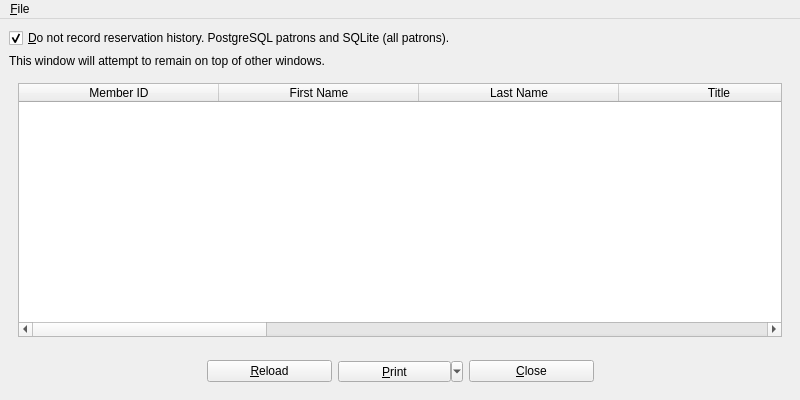
The window that UI/biblioteq_history.ui (textbrowser/biblioteq) describes before a commit, drawn with Qt 5.
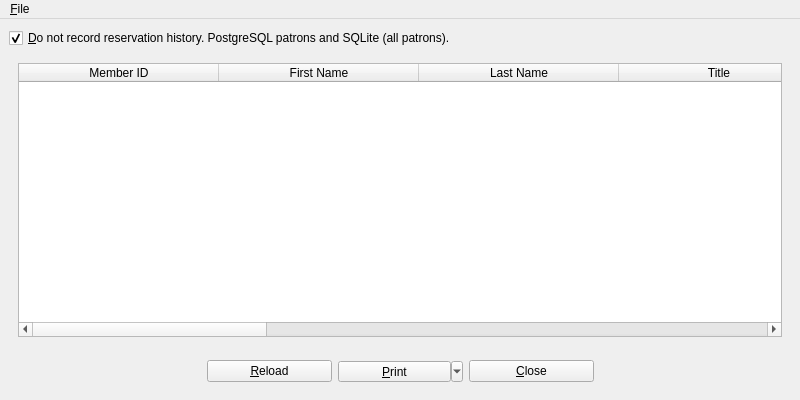
The same window after the commit. Icons and pictures are not drawn.

Commit message: Removed on-top window hint.

Patch:
```diff
--- a/UI/biblioteq_history.ui
+++ b/UI/biblioteq_history.ui
@@ -29,16 +29,6 @@
       </property>
      </widget>
     </item>
-    <item>
-     <widget class="QLabel" name="label_2">
-      <property name="text">
-       <string>This window will attempt to remain on top of other windows.</string>
-      </property>
-      <property name="wordWrap">
-       <bool>true</bool>
-      </property>
-     </widget>
-    </item>
     <item>
      <widget class="QFrame" name="frame">
       <layout class="QVBoxLayout">
```
The commit also changes 5 other files.
